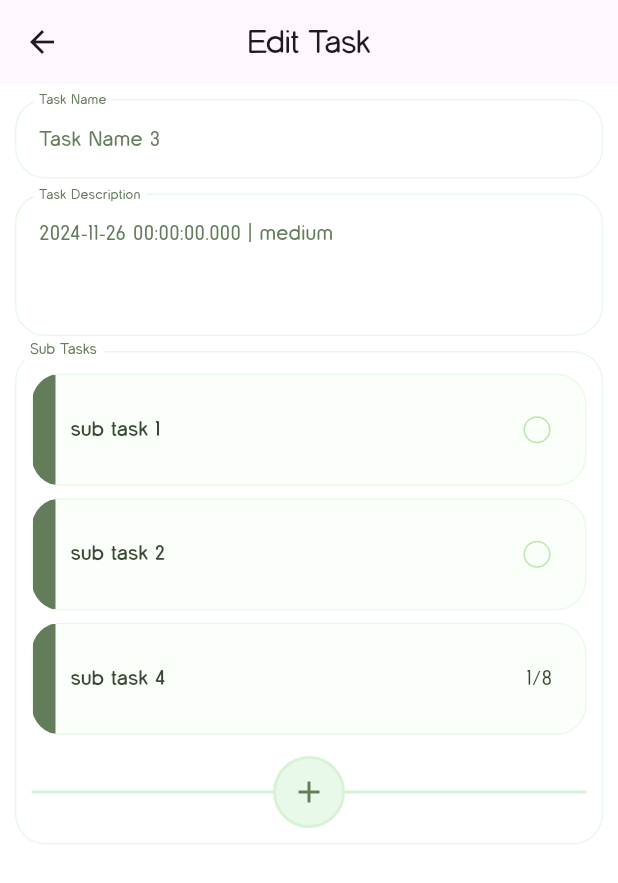
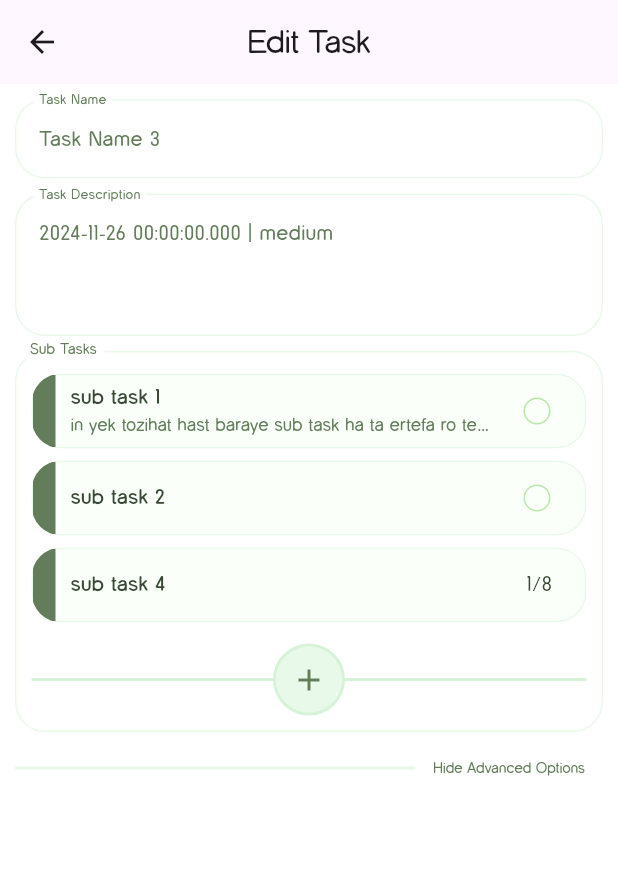
Before and after one commit to mortezanazari-hub/emendo_flutter, a Flutter app: the screen it shows after launch, on a phone screen of 412 x 824 dp. Shown: the top 883 px of the screen. Run offline on Flutter 3.47's test engine with Material 3 defaults, Android fonts, the phone set to English and light mode, and no system bars; our stand-ins replace bloc, dio, equatable, flutter_bloc, flutter_svg, get_it and 3 more.

Commit message:
add task edit and reorganize some widgets

```diff
--- /dev/null
+++ b/lib/core/widgets/container_with_label.dart
@@ -0,0 +1,44 @@
+import 'package:emendo/core/utils/app_const.dart';
+import 'package:flutter/material.dart';
+
+class ContainerWithLabel extends StatelessWidget {
+  final String label;
+  final Widget child;
+
+  const ContainerWithLabel({
+    super.key,
+    required this.label,
+    required this.child,
+  });
+
+  @override
+  Widget build(BuildContext context) {
+    return Stack(
+      clipBehavior: Clip.none,
+      children: [
+        Container(
+          padding: EdgeInsets.all(10),
+          decoration: BoxDecoration(
+              border: Border.all(color: AppConst.color2),
+              borderRadius: BorderRadius.circular(20)),
+          child: child,
+        ),
+        Positioned(
+          top: -8,
+          left: 5,
+          child: Container(
+            padding: EdgeInsets.symmetric(horizontal: 5),
+            color: AppConst.color0,
+            child: Text(
+              label,
+              style: TextStyle(
+                color: AppConst.color5,
+                fontSize: 10,
+              ),
+            ),
+          ),
+        ),
+      ],
+    );
+  }
+}
--- a/lib/features/tasks/data/local/test_db_tasks.dart
+++ b/lib/features/tasks/data/local/test_db_tasks.dart
@@ -39,7 +39,9 @@ class TestDbTasks {
         repeatedTask: true,
         repeatedTaskPeriod: RepeatedTaskPeriod.daily,
         subTasks: {
-          TaskModel("sub task 1"),
+          TaskModel("sub task 1",
+              taskDescription:
+                  "in yek tozihat hast baraye sub task ha ta ertefa ro test konim"),
           TaskModel("sub task 2"),
           TaskModel("sub task 4", subTasks: {
             TaskModel("sub sub task 1"),
--- a/lib/features/tasks/presentation/screen/task_edit_screen.dart
+++ b/lib/features/tasks/presentation/screen/task_edit_screen.dart
@@ -1,8 +1,10 @@
 import 'package:emendo/core/utils/app_const.dart';
 import 'package:emendo/core/utils/subTaskCounter.dart';
+import 'package:emendo/core/widgets/container_with_label.dart';
 import 'package:emendo/core/widgets/line_with_icon_clip_path.dart';
 import 'package:emendo/core/widgets/my_style_text_form_field.dart';
 import 'package:emendo/features/tasks/data/model/task_model.dart';
+import 'package:emendo/features/tasks/presentation/widget/sub_tasks.dart';
 import 'package:emendo/features/tasks/presentation/widget/task_view_model.dart';
 import 'package:flutter/material.dart';
 
@@ -20,8 +22,11 @@ class TaskEditScreen extends StatefulWidget {
 }
 
 class _TaskEditScreenState extends State<TaskEditScreen> {
+  late bool _showAdvancedOptions;
+
   @override
   Widget build(BuildContext context) {
+    _showAdvancedOptions = false;
     final task = widget.task;
     return Scaffold(
       backgroundColor: AppConst.color0,
@@ -52,7 +57,50 @@ class _TaskEditScreenState extends State<TaskEditScreen> {
               SizedBox(
                 height: 10,
               ),
-              ContainerWithLabel(task: task)
+              ContainerWithLabel(
+                label: "Sub Tasks",
+                child: SubTasks(task: task),
+              ),
+              // SizedBox(height: 10),
+              Row(
+                children: [
+                  Expanded(
+                      child: Container(
+                    height: 2,
+                    color: AppConst.color2,
+                  )),
+                  TextButton(
+                    onPressed: () {
+                      setState(() {
+                        _showAdvancedOptions = !_showAdvancedOptions;
+                      });
+                    },
+                    child: Text(
+                      _showAdvancedOptions
+                          ? "Show Advanced Options"
+                          : "Hide Advanced Options",
+                      style: TextStyle(
+                        color: AppConst.color5,
+                        fontSize: 10,
+                      ),
+                    ),
+                  )
+                ],
+              ),
+              if (_showAdvancedOptions) SizedBox(height: 10),
+              if (_showAdvancedOptions)
+                ContainerWithLabel(
+                  label: "Advanced Options",
+                  child: Column(
+                    children: [
+                      Container(
+                        height: 200,
+                        width: 200,
+                        color: Colors.blue,
+                      )
+                    ],
+                  ),
+                )
             ],
           ),
         ),
@@ -60,81 +108,3 @@ class _TaskEditScreenState extends State<TaskEditScreen> {
     );
   }
 }
-
-class ContainerWithLabel extends StatelessWidget {
-  const ContainerWithLabel({
-    super.key,
-    required this.task,
-  });
-
-  final TaskModel task;
-
-  @override
-  Widget build(BuildContext context) {
-    return Stack(
-      clipBehavior: Clip.none,
-      children: [
-        Container(
-          padding: EdgeInsets.all(10),
-          decoration: BoxDecoration(
-              border: Border.all(color: AppConst.color2),
-              borderRadius: BorderRadius.circular(20)),
-          child: SubTasks(task: task),
-        ),
-        Positioned(
-          top: -8,
-          left: 5,
-          child: Container(
-            padding: EdgeInsets.symmetric(horizontal: 5),
-            color: AppConst.color0,
-            child: Text(
-              "Sub Tasks",
-              style: TextStyle(
-                color: AppConst.color5,
-                fontSize: 10,
-              ),
-            ),
-          ),
-        ),
-      ],
-    );
-  }
-}
-
-class SubTasks extends StatelessWidget {
-  const SubTasks({
-    super.key,
-    required this.task,
-  });
-
-  final TaskModel task;
-
-  @override
-  Widget build(BuildContext context) {
-    return Column(
-      children: [
-        if (task.subTasks.isNotEmpty)
-          ListView.builder(
-            shrinkWrap: true,
-            physics: NeverScrollableScrollPhysics(),
-            itemCount: task.subTasks.length,
-            itemBuilder: (context, index) {
-              final subTask = task.subTasks.elementAt(index);
-              final allTasksLength = Subtaskcounter.countAllSubTasks(subTask);
-              final completedTasksLength =
-                  Subtaskcounter.countCompletedSubTasks(subTask);
-              return TaskWidget(
-                subTask,
-                allTasksLength: allTasksLength,
-                completedTasksLength: completedTasksLength,
-              );
-            },
-          ),
-        SizedBox(height: 10),
-        LineWithIcon(
-          onTap: () {},
-        ),
-      ],
-    );
-  }
-}
--- /dev/null
+++ b/lib/features/tasks/presentation/widget/sub_tasks.dart
@@ -0,0 +1,88 @@
+import 'package:emendo/core/utils/app_const.dart';
+import 'package:emendo/core/utils/subTaskCounter.dart';
+import 'package:emendo/core/widgets/line_with_icon_clip_path.dart';
+import 'package:emendo/core/widgets/my_style_text_form_field.dart';
+import 'package:emendo/features/tasks/data/model/task_model.dart';
+import 'package:emendo/features/tasks/presentation/widget/task_view_model.dart';
+import 'package:flutter/material.dart';
+
+class SubTasks extends StatefulWidget {
+  const SubTasks({
+    super.key,
+    required this.task,
+  });
+
+  final TaskModel task;
+
+  @override
+  State<SubTasks> createState() => _SubTasksState();
+}
+
+class _SubTasksState extends State<SubTasks> {
+  late bool _addTaskShow;
+  late TextEditingController _addTaskController;
+
+  @override
+  void initState() {
+    _addTaskShow = false;
+    _addTaskController = TextEditingController();
+    super.initState();
+  }
+
+  @override
+  Widget build(BuildContext context) {
+    return Column(
+      children: [
+        if (widget.task.subTasks.isEmpty)
+          Text(
+            "There are no subtasks here. You can create one.",
+            style: TextStyle(
+              color: AppConst.color6,
+              fontSize: 14,
+            ),
+          ),
+        if (widget.task.subTasks.isNotEmpty)
+          ListView.builder(
+            shrinkWrap: true,
+            physics: NeverScrollableScrollPhysics(),
+            itemCount: widget.task.subTasks.length,
+            itemBuilder: (context, index) {
+              final subTask = widget.task.subTasks.elementAt(index);
+              final allTasksLength = Subtaskcounter.countAllSubTasks(subTask);
+              final completedTasksLength =
+                  Subtaskcounter.countCompletedSubTasks(subTask);
+              return TaskWidget(
+                height: 50,
+                subTask,
+                allTasksLength: allTasksLength,
+                completedTasksLength: completedTasksLength,
+              );
+            },
+          ),
+        if (_addTaskShow) SizedBox(height: 10),
+        if (_addTaskShow)
+          MyStyleTextFormField(
+            hintText: "add task",
+            controller: _addTaskController,
+            onFieldSubmitted: (text) {
+              if (_addTaskController.text.isEmpty) return;
+              setState(() {
+                _addTaskShow = false;
+                widget.task.subTasks.add(TaskModel(_addTaskController.text));
+                _addTaskController.clear();
+              });
+            },
+          ),
+        SizedBox(height: 10),
+        LineWithIcon(
+          icon: !_addTaskShow ? Icons.add : Icons.close,
+          onTap: () {
+            setState(() {
+              _addTaskShow = !_addTaskShow;
+            });
+          },
+        ),
+      ],
+    );
+  }
+}
--- a/lib/features/tasks/presentation/widget/task_view_model.dart
+++ b/lib/features/tasks/presentation/widget/task_view_model.dart
@@ -7,11 +7,13 @@ class TaskWidget extends StatefulWidget {
   final TaskModel task;
   final int allTasksLength;
   final int completedTasksLength;
+  final double? height;
 
   const TaskWidget(this.task,
       {required this.allTasksLength,
       required this.completedTasksLength,
-      super.key});
+      super.key,
+      this.height});
 
   @override
   _TaskWidgetState createState() => _TaskWidgetState();
@@ -21,12 +23,13 @@ class _TaskWidgetState extends State<TaskWidget> {
   @override
   Widget build(BuildContext context) {
     final task = widget.task;
+    final height = widget.height;
     return Container(
       margin: EdgeInsets.symmetric(vertical: 4),
       child: ClipRRect(
         borderRadius: BorderRadius.circular(20),
         child: Container(
-          height: 75,
+          height: height ?? 75,
           decoration: BoxDecoration(
             color: AppConst.color1,
             border: Border.all(color: AppConst.color2, width: 1),
@@ -51,7 +54,6 @@ class _TaskWidgetState extends State<TaskWidget> {
                   crossAxisAlignment: CrossAxisAlignment.start,
                   mainAxisAlignment: MainAxisAlignment.center,
                   children: [
-                    // SizedBox(height: 8),
                     //task name and icons
                     Row(
                       children: [
@@ -101,7 +103,8 @@ class _TaskWidgetState extends State<TaskWidget> {
                     ),
 
                     //description
-                    if (task.taskDescription != null) SizedBox(height: 9),
+                    if (task.taskDescription != null)
+                      SizedBox(height: height == null ? 9 : 0),
                     if (task.taskDescription != null)
                       Text(
                         task.taskDescription!,
```
